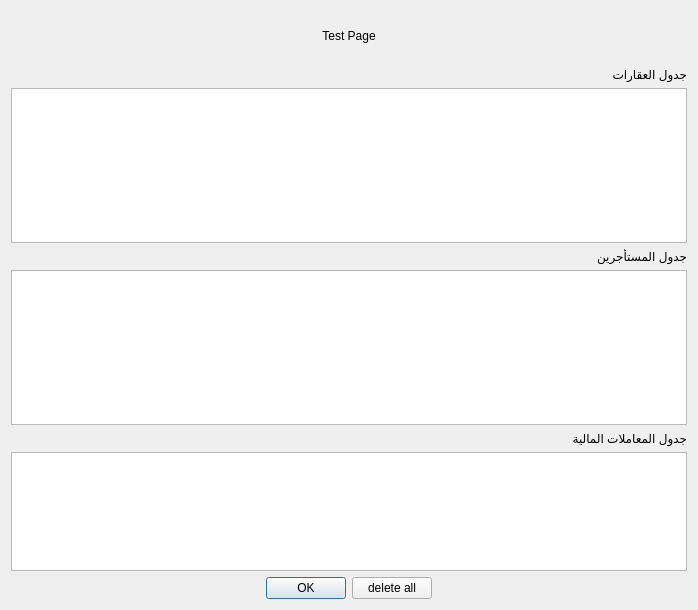
This is queryresult.ui in khaledfathi/estates as Qt 5 draws it before an edit. The edited form follows.
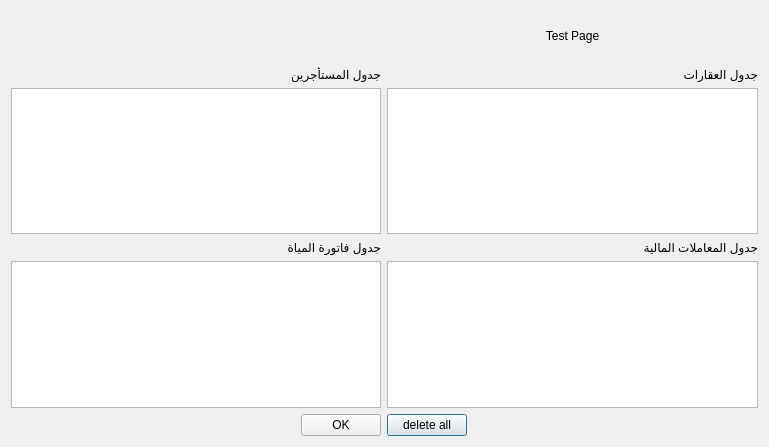
This is the edited form.

Patch:
```diff
--- a/queryresult.ui
+++ b/queryresult.ui
@@ -6,8 +6,8 @@
    <rect>
     <x>0</x>
     <y>0</y>
-    <width>698</width>
-    <height>610</height>
+    <width>769</width>
+    <height>447</height>
    </rect>
   </property>
   <property name="windowTitle">
@@ -17,42 +17,28 @@
    <enum>Qt::RightToLeft</enum>
   </property>
   <layout class="QGridLayout" name="gridLayout_2">
-   <item row="3" column="2">
-    <widget class="QPushButton" name="buttonExit">
-     <property name="text">
-      <string>OK</string>
-     </property>
-    </widget>
-   </item>
-   <item row="3" column="0">
-    <spacer name="horizontalSpacer">
-     <property name="orientation">
-      <enum>Qt::Horizontal</enum>
-     </property>
-     <property name="sizeHint" stdset="0">
-      <size>
-       <width>40</width>
-       <height>20</height>
-      </size>
-     </property>
-    </spacer>
-   </item>
-   <item row="1" column="0" colspan="4">
-    <widget class="QLabel" name="label_4">
-     <property name="text">
-      <string>جدول المعاملات المالية</string>
-     </property>
-    </widget>
-   </item>
-   <item row="3" column="1">
-    <widget class="QPushButton" name="buttonDeleteAll">
-     <property name="text">
-      <string>delete all</string>
-     </property>
-    </widget>
-   </item>
    <item row="0" column="0" colspan="4">
     <layout class="QGridLayout" name="gridLayout">
+     <item row="3" column="0">
+      <widget class="QLabel" name="label_4">
+       <property name="text">
+        <string>جدول المعاملات المالية</string>
+       </property>
+      </widget>
+     </item>
+     <item row="2" column="0">
+      <widget class="QTreeView" name="treeViewResults"/>
+     </item>
+     <item row="4" column="0">
+      <widget class="QTreeView" name="treeViewResult3"/>
+     </item>
+     <item row="3" column="1">
+      <widget class="QLabel" name="label_5">
+       <property name="text">
+        <string>جدول فاتورة المياة</string>
+       </property>
+      </widget>
+     </item>
      <item row="0" column="0">
       <widget class="QLabel" name="label">
        <property name="minimumSize">
@@ -72,17 +58,10 @@
        </property>
       </widget>
      </item>
-     <item row="3" column="0">
-      <widget class="QLabel" name="label_2">
-       <property name="text">
-        <string>جدول المستأجرين</string>
-       </property>
-      </widget>
+     <item row="4" column="1">
+      <widget class="QTreeView" name="treeVResult4"/>
      </item>
-     <item row="2" column="0">
-      <widget class="QTreeView" name="treeViewResults"/>
-     </item>
-     <item row="4" column="0">
+     <item row="2" column="1">
       <widget class="QTreeView" name="treeViewResults2"/>
      </item>
      <item row="1" column="0">
@@ -92,9 +71,36 @@
        </property>
       </widget>
      </item>
+     <item row="1" column="1">
+      <widget class="QLabel" name="label_2">
+       <property name="text">
+        <string>جدول المستأجرين</string>
+       </property>
+      </widget>
+     </item>
     </layout>
    </item>
-   <item row="3" column="3">
+   <item row="4" column="0">
+    <spacer name="horizontalSpacer">
+     <property name="orientation">
+      <enum>Qt::Horizontal</enum>
+     </property>
+     <property name="sizeHint" stdset="0">
+      <size>
+       <width>40</width>
+       <height>20</height>
+      </size>
+     </property>
+    </spacer>
+   </item>
+   <item row="4" column="1">
+    <widget class="QPushButton" name="buttonDeleteAll">
+     <property name="text">
+      <string>delete all</string>
+     </property>
+    </widget>
+   </item>
+   <item row="4" column="3">
     <spacer name="horizontalSpacer_2">
      <property name="orientation">
       <enum>Qt::Horizontal</enum>
@@ -107,8 +113,12 @@
      </property>
     </spacer>
    </item>
-   <item row="2" column="0" colspan="4">
-    <widget class="QTreeView" name="treeViewResult3"/>
+   <item row="4" column="2">
+    <widget class="QPushButton" name="buttonExit">
+     <property name="text">
+      <string>OK</string>
+     </property>
+    </widget>
    </item>
   </layout>
  </widget>
```
